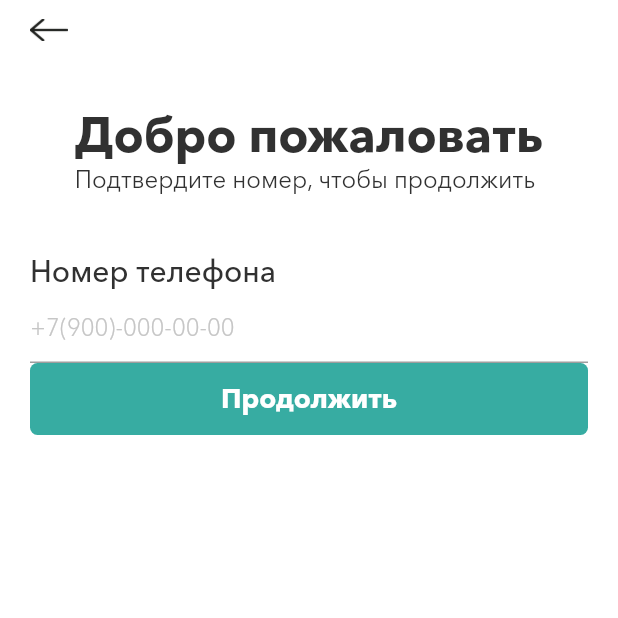
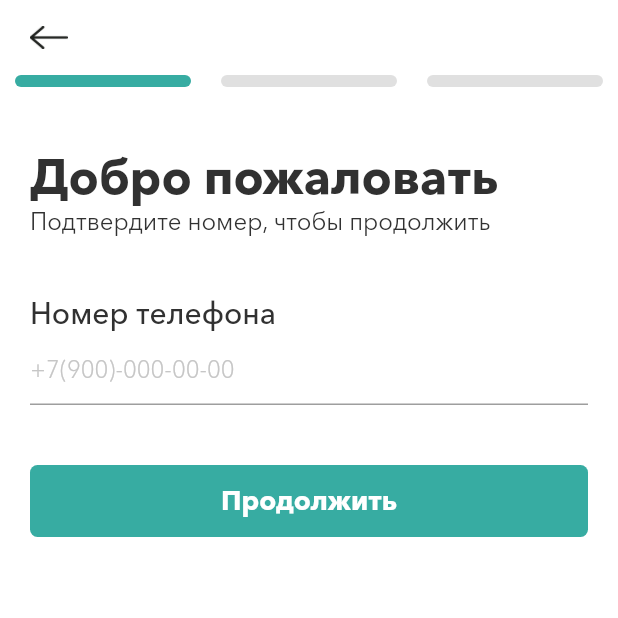
Before and after one commit to Des1ynY/home_business, a Flutter app: the Login screen opened directly, on a phone screen of 412 x 824 dp, the top half of it. Run offline on Flutter 3.47's test engine with Material 2 defaults, Android fonts, the phone set to English and light mode, and no system bars; our stand-ins replace firebase_auth, firebase_core, fluttertoast, liquid_swipe; accounts and stored records are empty.

Commit message:
Закончил регистрацию

```diff
--- a/lib/appdata/consts.dart
+++ b/lib/appdata/consts.dart
@@ -13,6 +13,6 @@ const double buttonBorderRadius = 5;
 
 // ui elements
 const EdgeInsetsGeometry defaultPadding =
-    EdgeInsets.symmetric(horizontal: 20, vertical: 30);
+    EdgeInsets.symmetric(horizontal: 20, vertical: 40);
 const EdgeInsetsGeometry paddingWithAppbar =
     EdgeInsets.only(right: 20, left: 20, bottom: 40);
--- a/lib/main.dart
+++ b/lib/main.dart
@@ -6,7 +6,7 @@ import 'package:provider/provider.dart';
 import 'appdata/theme.dart';
 import 'services/router.dart';
 import 'services/firebase_auth.dart';
-import '/ui/auth/login.dart';
+import 'services/auth_checker.dart';
 
 Future main() async {
   WidgetsFlutterBinding.ensureInitialized();
@@ -31,7 +31,7 @@ class HomeBusiness extends StatelessWidget {
         theme: CustomTheme.mainTheme,
         onGenerateRoute: generateRoute,
         title: 'Home Business',
-        home: const Login(),
+        home: const AuthChecker(),
       ),
     );
   }
--- a/lib/ui/auth/login.dart
+++ b/lib/ui/auth/login.dart
@@ -1,11 +1,14 @@
 import 'package:flutter/material.dart';
-import 'package:home_business/appdata/funcs.dart';
 
 import '/appdata/consts.dart';
+import '/appdata/funcs.dart';
 import '/ui/auth/address_setting.dart';
 import '/ui/auth/phone_verification.dart';
 import '/ui/auth/user_setting.dart';
 import '/widgets/appbar.dart';
+
+final PageController loginPageController = PageController();
+int loginCurrentPage = 0;
 
 class Login extends StatefulWidget {
   const Login({Key? key}) : super(key: key);
@@ -15,12 +18,11 @@ class Login extends StatefulWidget {
 }
 
 class _LoginState extends State<Login> {
-  final PageController _pageController = PageController();
-
   @override
   Widget build(BuildContext context) {
     return Scaffold(
-      body: Padding(
+      body: SingleChildScrollView(
+        child: Container(
           padding: getPadding(context),
           child: Column(
             mainAxisAlignment: MainAxisAlignment.start,
@@ -29,20 +31,46 @@ class _LoginState extends State<Login> {
                 padding: EdgeInsets.symmetric(horizontal: 20),
                 child: CustomAppBar(leading: true),
               ),
+              Row(
+                mainAxisAlignment: MainAxisAlignment.spaceBetween,
+                children: [
+                  _getIndicator(0),
+                  _getIndicator(1),
+                  _getIndicator(2),
+                ],
+              ),
               SizedBox(
-              height: getScaffoldSize(context) - 40,
+                height: getScaffoldSize(context) - 60,
                 width: MediaQuery.of(context).size.width,
                 child: PageView(
+                  controller: loginPageController,
+                  onPageChanged: (_) => setState(() {
+                    loginCurrentPage = loginCurrentPage;
+                  }),
+                  physics: const NeverScrollableScrollPhysics(),
                   children: const [
-                  PhoneInfo(),
-                  AddressInfo(),
-                  UserInfo(),
+                    PhoneVerification(),
+                    AddressSettings(),
+                    UserSettings(),
                   ],
                 ),
               ),
             ],
           ),
         ),
+      ),
+    );
+  }
+
+  Widget _getIndicator(int pos) {
+    return Container(
+      height: 8,
+      width: (MediaQuery.of(context).size.width - 60) / 3,
+      margin: const EdgeInsets.symmetric(horizontal: 10),
+      decoration: BoxDecoration(
+        color: pos == loginCurrentPage ? primaryColor : Colors.grey.shade300,
+        borderRadius: BorderRadius.circular(50),
+      ),
     );
   }
 }
--- a/lib/ui/auth/phone_verification.dart
+++ b/lib/ui/auth/phone_verification.dart
@@ -2,20 +2,22 @@ import 'dart:developer';
 import 'package:firebase_auth/firebase_auth.dart';
 import 'package:flutter/material.dart';
 import 'package:fluttertoast/fluttertoast.dart';
+import 'package:home_business/widgets/button.dart';
 
-import '/services/router.dart';
+import '/ui/auth/login.dart';
+import '/models/app_user.dart';
 import '/services/firebase_auth.dart';
 import '/appdata/consts.dart';
 import '/appdata/funcs.dart';
 
-class PhoneInfo extends StatefulWidget {
-  const PhoneInfo({Key? key}) : super(key: key);
+class PhoneVerification extends StatefulWidget {
+  const PhoneVerification({Key? key}) : super(key: key);
 
   @override
-  _PhoneInfoState createState() => _PhoneInfoState();
+  _PhoneVerificationState createState() => _PhoneVerificationState();
 }
 
-class _PhoneInfoState extends State<PhoneInfo> {
+class _PhoneVerificationState extends State<PhoneVerification> {
   final GlobalKey<FormState> _formKey = GlobalKey();
 
   String _phone = '', _otp = '', _verificationID = '';
@@ -27,9 +29,9 @@ class _PhoneInfoState extends State<PhoneInfo> {
       padding: defaultPadding,
       child: Column(
         mainAxisAlignment: MainAxisAlignment.start,
+        crossAxisAlignment: CrossAxisAlignment.start,
         children: [
           Column(
-            mainAxisAlignment: MainAxisAlignment.center,
             crossAxisAlignment: CrossAxisAlignment.start,
             children: [
               Text(
@@ -56,7 +58,7 @@ class _PhoneInfoState extends State<PhoneInfo> {
                   style: Theme.of(context).textTheme.headline2,
                 ),
                 Container(
-                  margin: EdgeInsets.only(bottom: _otpSend ? 30 : 0),
+                  margin: EdgeInsets.only(bottom: _otpSend ? 30 : 40),
                   child: TextFormField(
                     decoration: const InputDecoration(
                       counterText: '',
@@ -78,7 +80,7 @@ class _PhoneInfoState extends State<PhoneInfo> {
                     : Container(),
                 _otpSend
                     ? Container(
-                        margin: const EdgeInsets.only(bottom: 5),
+                        margin: const EdgeInsets.only(bottom: 10),
                         child: TextFormField(
                           decoration: const InputDecoration(
                             hintText: 'Введите код из SMS',
@@ -101,22 +103,14 @@ class _PhoneInfoState extends State<PhoneInfo> {
                         mainAxisAlignment: MainAxisAlignment.end,
                         crossAxisAlignment: CrossAxisAlignment.center,
                         children: [
-                          SizedBox(
-                            height: 30,
-                            child: RawMaterialButton(
-                              onPressed: () => setState(() {
+                          Container(
+                            margin: const EdgeInsets.only(bottom: 40),
+                            child: CustomTextButton(
+                              label: 'Изменить номер',
+                              action: () => setState(() {
                                 _otpSend = false;
                                 _verificationID = '';
                               }),
-                              elevation: 0,
-                              child: const Text(
-                                'Изменить номер',
-                                style: TextStyle(
-                                  fontSize: 18,
-                                  fontWeight: FontWeight.normal,
-                                  color: textColor,
-                                ),
-                              ),
                             ),
                           )
                         ],
@@ -166,14 +160,16 @@ class _PhoneInfoState extends State<PhoneInfo> {
         phoneNumber: makePhoneValid(_phone),
         timeout: const Duration(seconds: 30),
         verificationCompleted: (phoneAuthCredential) async {
-          Auth.signInWithPhoneAuthCredential(phoneAuthCredential);
+          await Auth.signInWithPhoneAuthCredential(phoneAuthCredential);
           setState(() {
             _isLoading = false;
           });
-          Navigator.pushNamedAndRemoveUntil(
-            context,
-            residentsRoute,
-            (route) => false,
+          AppUser().phone = _phone;
+          loginCurrentPage += 1;
+          loginPageController.animateToPage(
+            loginCurrentPage,
+            duration: const Duration(milliseconds: 200),
+            curve: Curves.ease,
           );
         },
         verificationFailed: (verificationFailed) async {
@@ -205,6 +201,13 @@ class _PhoneInfoState extends State<PhoneInfo> {
       smsCode: _otp,
     );
 
-    Auth.signInWithPhoneAuthCredential(phoneAuthCredential);
+    await Auth.signInWithPhoneAuthCredential(phoneAuthCredential);
+    AppUser().phone = _phone;
+    loginCurrentPage += 1;
+    loginPageController.animateToPage(
+      loginCurrentPage,
+      duration: const Duration(milliseconds: 200),
+      curve: Curves.ease,
+    );
   }
 }
--- a/lib/widgets/appbar.dart
+++ b/lib/widgets/appbar.dart
@@ -11,7 +11,7 @@ class CustomAppBar extends StatelessWidget {
   @override
   Widget build(BuildContext context) {
     return Container(
-      height: 40,
+      height: 50,
       width: MediaQuery.of(context).size.width,
       color: Colors.transparent,
       child: Row(
```
Also changed, not shown: lib/appdata/funcs.dart (+6 -4 lines), lib/models/app_user.dart (+16 -0 lines), lib/services/router.dart (+6 -2 lines), lib/ui/auth/address_setting.dart (+57 -56 lines), lib/ui/auth/success.dart (added, +55 -0 lines), lib/ui/auth/user_setting.dart (+73 -27 lines), lib/widgets/button.dart (+30 -1 lines), assets/MacBook.png (deleted), assets/Programming.png (deleted), assets/phone_green.png (added). Lines whose indentation alone changed are shown as unchanged.
